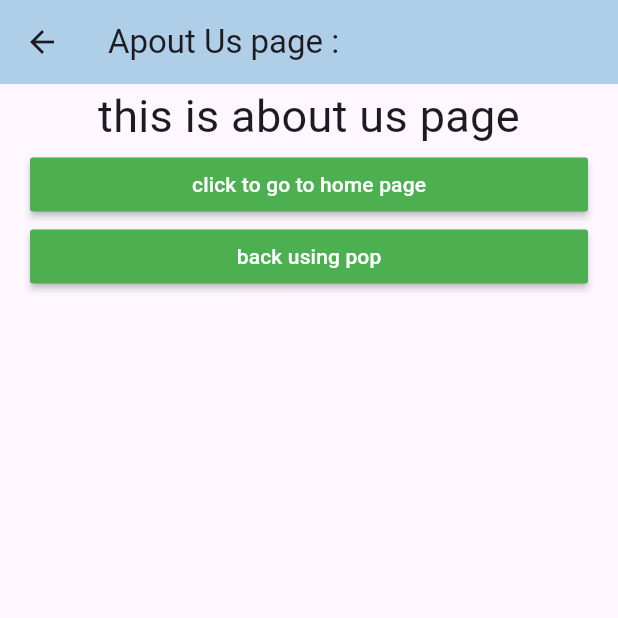
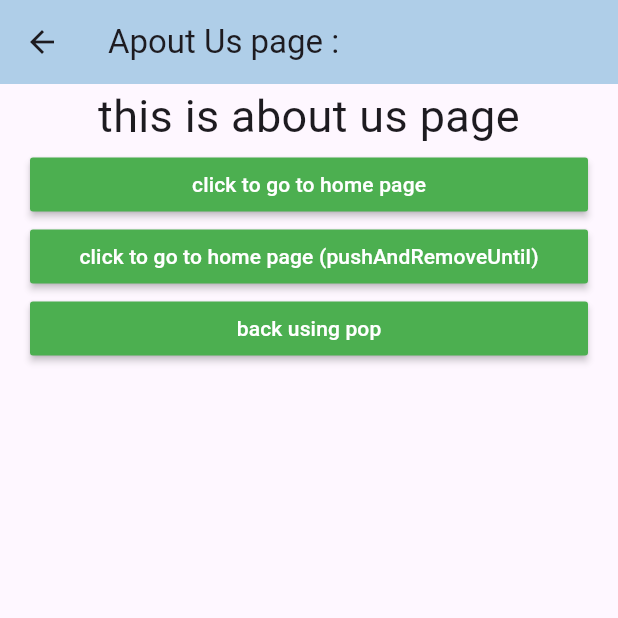
Before and after one commit to HussenAlwees/basics, a Flutter app: the AboutUs screen opened directly, on a phone screen of 412 x 824 dp, the top half of it. Run offline on Flutter 3.47's test engine with Material 3 defaults, Android fonts, the phone set to English and light mode, and no system bars.

Commit message:
Navigator (pushAndRemoveUntil)

```diff
--- a/lib/aboutus.dart
+++ b/lib/aboutus.dart
@@ -37,6 +37,19 @@ class AboutUs extends StatelessWidget {
               color: Colors.green,
               textColor: Colors.white,
               onPressed: () {
+                Navigator.of(context).pushAndRemoveUntil(
+                    MaterialPageRoute(builder: (context) => Homepage()),
+                    (route) => false);
+              },
+              child: Text("click to go to home page (pushAndRemoveUntil)"),
+            ),
+          ),
+          Container(
+            margin: EdgeInsets.symmetric(horizontal: 20),
+            child: MaterialButton(
+              color: Colors.green,
+              textColor: Colors.white,
+              onPressed: () {
                 Navigator.of(context).pop();
               },
               child: Text("back using pop"),
```
